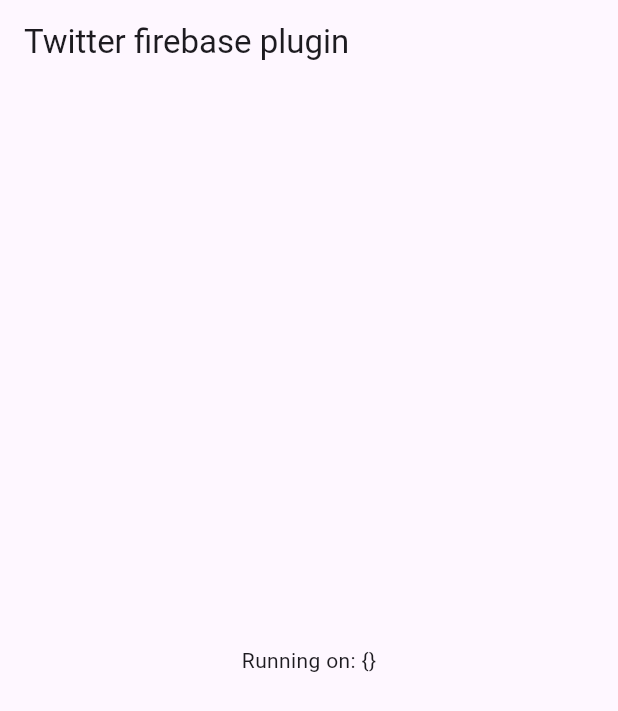
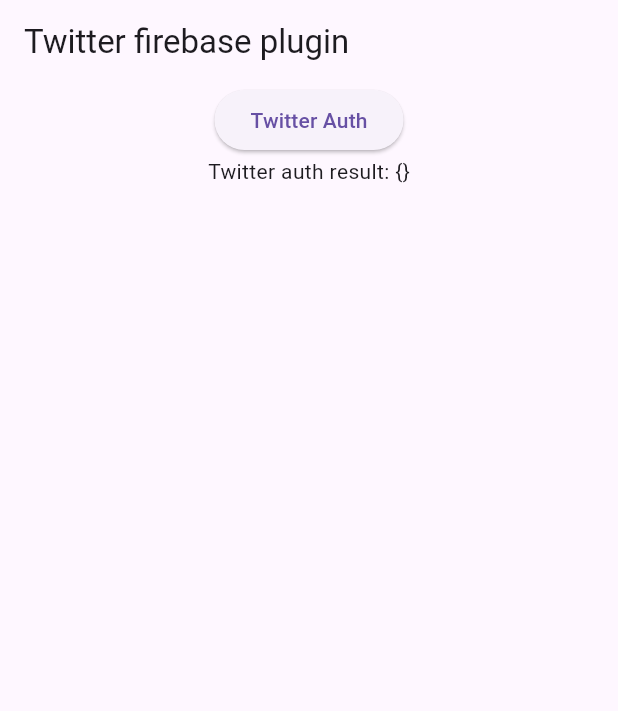
Before and after one commit to androidshashi/twitter_auth_firebase, a Flutter app: the screen it shows after launch, on a phone screen of 412 x 824 dp. Shown: the top 711 px of the screen. Run offline on Flutter 3.47's test engine with Material 3 defaults, Android fonts, the phone set to English and light mode, and no system bars; our stand-ins replace plugin_platform_interface.

Commit message:
Documentation updated.

```diff
--- a/example/lib/main.dart
+++ b/example/lib/main.dart
@@ -16,33 +16,8 @@ class MyApp extends StatefulWidget {
 }
 
 class _MyAppState extends State<MyApp> {
-  dynamic result = {};
-  final _twitterAuthFirebasePlugin = TwitterAuthFirebase();
+  Map<Object?, Object?> result = {};
 
-  @override
-  void initState() {
-    super.initState();
-    initPlatformState();
-  }
-
-  // Platform messages are asynchronous, so we initialize in an async method.
-  Future<void> initPlatformState() async {
-    Map<Object?, Object?> result;
-    // Platform messages may fail, so we use a try/catch PlatformException.
-    // We also handle the message potentially returning null.
-    try {
-      result = await _twitterAuthFirebasePlugin.loginViaTwitter();
-    } on PlatformException {
-      result = {'Failed': 'Failed to get platform version.'};
-    }
-
-    // If the widget was removed from the tree while the asynchronous platform
-    // message was in flight, we want to discard the reply rather than calling
-    // setState to update our non-existent appearance.
-    if (!mounted) return;
-
-    setState(() {});
-  }
 
   @override
   Widget build(BuildContext context) {
@@ -51,8 +26,26 @@ class _MyAppState extends State<MyApp> {
         appBar: AppBar(
           title: const Text('Twitter firebase plugin'),
         ),
-        body: Center(
-          child: Text('Running on: $result'),
+        body: Column(
+          children: [
+            ElevatedButton(onPressed: () async {
+              try {
+                result = await TwitterAuthFirebase.loginViaTwitter();
+              } on PlatformException {
+                result = {'Failed': 'Failed to get twitter auth'};
+              }
+
+              // If the widget was removed from the tree while the asynchronous platform
+              // message was in flight, we want to discard the reply rather than calling
+              // setState to update our non-existent appearance.
+              if (!mounted) return;
+
+              setState(() {});
+            }, child: const Text('Twitter Auth')),
+            Center(
+              child: Text('Twitter auth result: $result'),
+            ),
+          ],
         ),
       ),
     );
--- a/pubspec.yaml
+++ b/pubspec.yaml
@@ -1,6 +1,6 @@
 name: twitter_auth_firebase
 description: Twitter auth using firebase
-version: 0.1.0
+version: 0.5.0
 homepage: https://github.com/androidshashi/twitter_auth_firebase
 
 environment:
```
Also changed, not shown: lib/twitter_auth_firebase.dart (+20 -2 lines), example/pubspec.lock, 2 other files.
